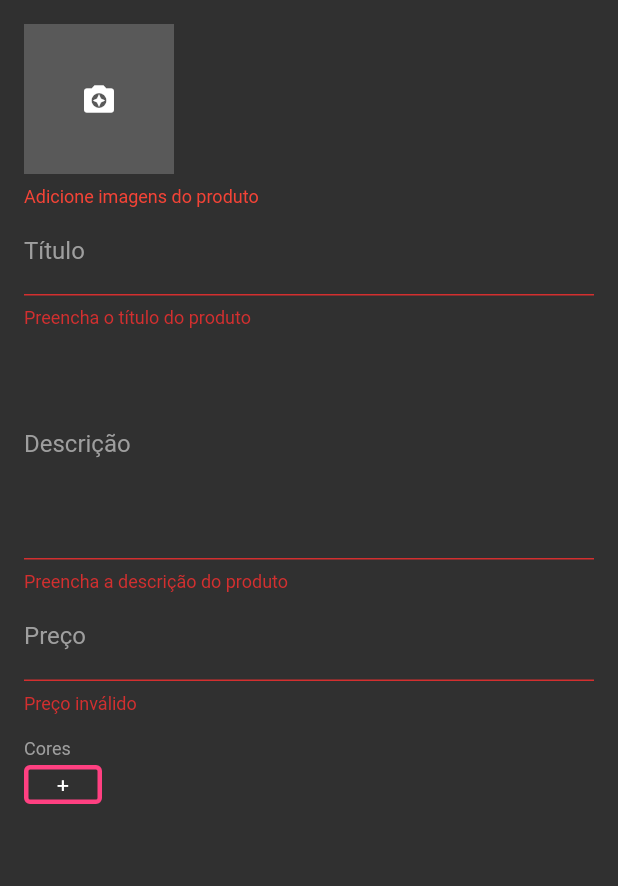
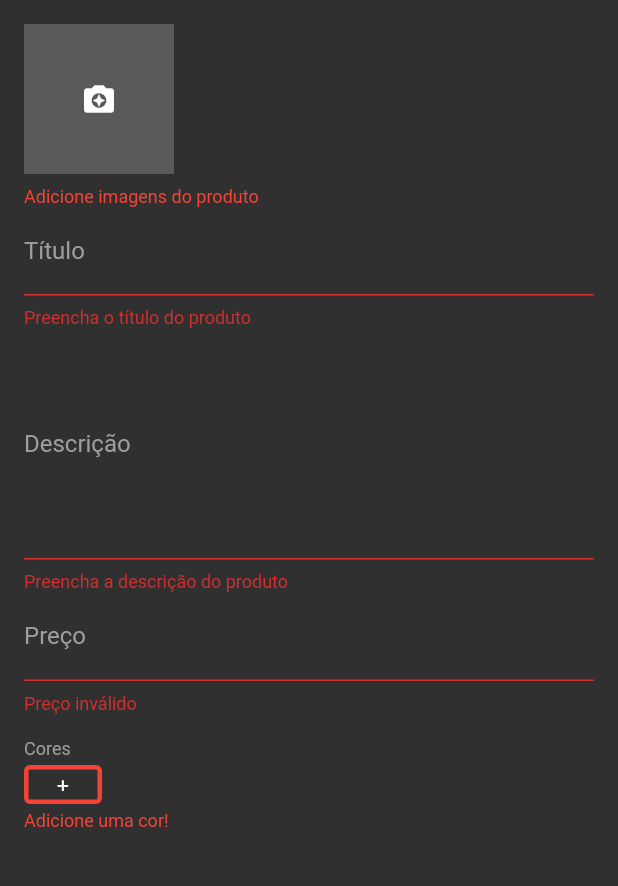
Before and after one commit to tonypereiramelo/gerencia_app_loja, a Flutter app: the ProductScreen screen opened directly with empty values, after a tap on the "save" icon, on a phone screen of 412 x 824 dp, the part 129-1015 px from its top. Run offline on Flutter 3.47's test engine with Material 2 defaults, Android fonts, the phone set to English and light mode, and no system bars; our stand-ins replace cloud_firestore, firebase_auth, firebase_core, firebase_storage, flutter_speed_dial, image_cropper and 3 more; missing offline and left inert: bloc_pattern; accounts and stored records are empty; statements that could not run were skipped.

Commit message:
error text button cor

```diff
--- a/lib/screens/product_screen.dart
+++ b/lib/screens/product_screen.dart
@@ -144,7 +144,7 @@ class ProductScreen extends StatelessWidget with ProductValidator {
                         context: context,
                         initialValue: snapshot.data!['color'],
                         onSaved: (c) {},
-                        validator: (c) {},
+                        validator: validateColor,
                       ),
                     ],
                   );
--- a/lib/validators/product_validator.dart
+++ b/lib/validators/product_validator.dart
@@ -24,4 +24,9 @@ class ProductValidator {
     }
     return null;
   }
+
+  String? validateColor(List? color) {
+    if (color!.isEmpty) return 'Adicione uma cor!';
+    return null;
+  }
 }
--- a/lib/widgets/product_color.dart
+++ b/lib/widgets/product_color.dart
@@ -12,7 +12,10 @@ class ProductColor extends FormField<List> {
             onSaved: onSaved,
             validator: validator,
             builder: (state) {
-              return SizedBox(
+              return Column(
+                crossAxisAlignment: CrossAxisAlignment.start,
+                children: [
+                  SizedBox(
                     height: 34,
                     child: GridView(
                       padding: EdgeInsets.symmetric(vertical: 4),
@@ -45,7 +48,8 @@ class ProductColor extends FormField<List> {
                           ),
                         );
                       }).toList()
-                    ..add(GestureDetector(
+                        ..add(
+                          GestureDetector(
                             onTap: () async {
                               String color = await showDialog(
                                   context: context!,
@@ -59,7 +63,9 @@ class ProductColor extends FormField<List> {
                                   Radius.circular(4),
                                 ),
                                 border: Border.all(
-                            color: Colors.pinkAccent,
+                                  color: state.hasError
+                                      ? Colors.red
+                                      : Colors.pinkAccent,
                                   width: 3,
                                 ),
                               ),
@@ -69,8 +75,20 @@ class ProductColor extends FormField<List> {
                                 style: TextStyle(color: Colors.white),
                               ),
                             ),
-                    )),
                           ),
+                        ),
+                    ),
+                  ),
+                  state.hasError
+                      ? Text(
+                          state.errorText.toString(),
+                          style: TextStyle(
+                            color: Colors.red,
+                            fontSize: 12,
+                          ),
+                        )
+                      : Container(),
+                ],
               );
             });
 }
```
Also changed, not shown: 1 other file. Lines whose indentation alone changed are shown as unchanged.
